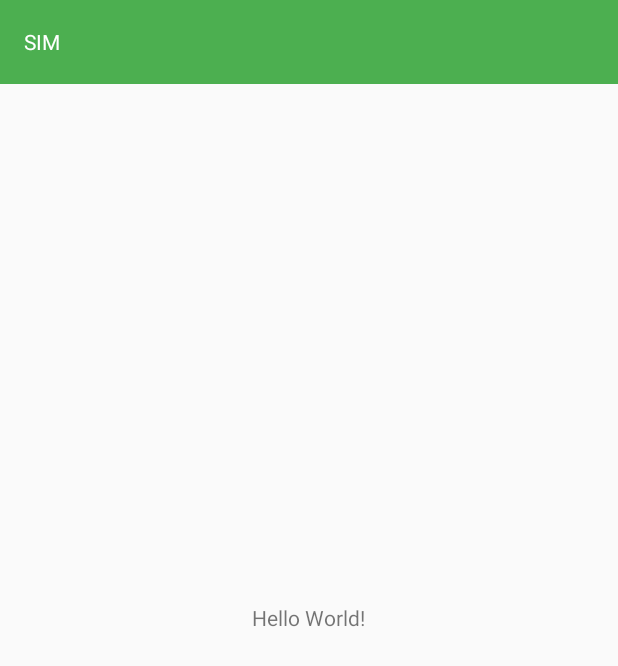
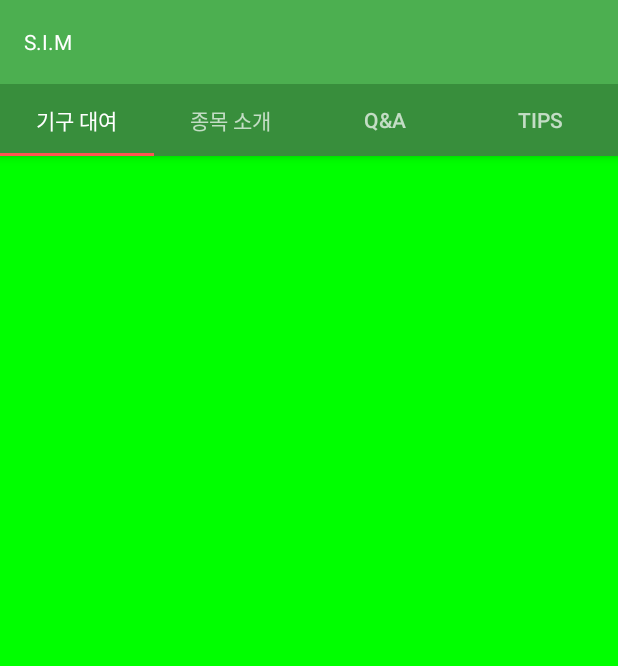
Before and after one commit to Kinetic27/SIM, an Android app: the screen it shows after launch (MainActivity), on a phone screen of 412 x 824 dp. Shown: the top 666 px of the screen. Run offline under Robolectric (Android 15) with nearby library versions, the phone set to English and light mode, and no system bars; libraries missing offline, so code that uses them is left out: kr.co.highton.

Commit message:
Add ViewPager with TabLayout

```diff
--- a/app/build.gradle
+++ b/app/build.gradle
@@ -29,6 +29,9 @@ dependencies {
     implementation fileTree(dir: 'libs', include: ['*.jar'])
     implementation"org.jetbrains.kotlin:kotlin-stdlib-jre7:$kotlin_version"
     implementation 'com.android.support:appcompat-v7:27.1.1'
+    implementation 'com.android.support:design:27.1.1'
+    implementation 'com.android.support:cardview-v7:27.1.1'
+    implementation 'com.android.support:recyclerview-v7:27.1.1'
     implementation 'com.android.support.constraint:constraint-layout:1.1.0'
     testImplementation 'junit:junit:4.12'
     androidTestImplementation 'com.android.support.test:runner:1.0.2'
--- /dev/null
+++ b/app/src/main/kotlin/kr/co/highton/slacks/sim/AdFragment.kt
@@ -0,0 +1,17 @@
+package kr.co.highton.slacks.sim
+
+import android.os.Bundle
+import android.support.v4.app.Fragment
+import android.view.LayoutInflater
+import android.view.View
+import android.view.ViewGroup
+
+/**
+* Created by Kinetic on 2018-06-02.
+*/
+class AdFragment : Fragment() {
+    override fun onCreateView(inflater: LayoutInflater, container: ViewGroup?, savedInstanceState: Bundle?): View? {
+
+        return inflater.inflate(R.layout.fragment_ad, container, false)
+    }
+}
--- /dev/null
+++ b/app/src/main/kotlin/kr/co/highton/slacks/sim/B2cFragment.kt
@@ -0,0 +1,17 @@
+package kr.co.highton.slacks.sim
+
+import android.os.Bundle
+import android.support.v4.app.Fragment
+import android.view.LayoutInflater
+import android.view.View
+import android.view.ViewGroup
+
+/**
+* Created by Kinetic on 2018-06-02.
+*/
+class B2cFragment : Fragment() {
+    override fun onCreateView(inflater: LayoutInflater, container: ViewGroup?, savedInstanceState: Bundle?): View? {
+
+        return inflater.inflate(R.layout.fragment_b2c, container, false)
+    }
+}
--- a/app/src/main/kotlin/kr/co/highton/slacks/sim/BaseActivity.kt
+++ b/app/src/main/kotlin/kr/co/highton/slacks/sim/BaseActivity.kt
@@ -96,7 +96,7 @@ abstract class BaseActivity : AppCompatActivity() {
 
         }
     }
-
+/*
     fun disableToggle() {
         this.supportActionBar?.setDisplayHomeAsUpEnabled(false)
     }
@@ -121,7 +121,7 @@ abstract class BaseActivity : AppCompatActivity() {
         this.supportActionBar?.setHomeAsUpIndicator(iconRes)
     }
     // 툴바 아이콘
-
+*/
     override fun onOptionsItemSelected(item: MenuItem): Boolean {
         when (item.itemId) {
             android.R.id.home -> finish()
--- a/app/src/main/kotlin/kr/co/highton/slacks/sim/MainActivity.kt
+++ b/app/src/main/kotlin/kr/co/highton/slacks/sim/MainActivity.kt
@@ -1,11 +1,108 @@
 package kr.co.highton.slacks.sim
+
+import android.annotation.SuppressLint
+import android.support.design.widget.TabLayout
+import android.support.v4.app.Fragment
+import android.support.v4.app.FragmentManager
+import android.support.v4.app.FragmentStatePagerAdapter
+import android.support.v4.view.ViewPager
+import android.view.View
+import android.widget.Toast
+import kotlinx.android.synthetic.main.activity_main.*
 
 class MainActivity : BaseActivity() {
 
     override var viewId: Int = R.layout.activity_main
     override var toolbarId: Int? = R.id.toolbar
+    private lateinit var toast: Toast
+    private var backKeyPressedTime: Long = 0
+    private var mViewPager: ViewPager? = null
 
+    @SuppressLint("ShowToast")
     override fun onCreate() {
         showActionBar()
+
+        toast = Toast.makeText(this, getString(R.string.press_back_button_one_more), Toast.LENGTH_SHORT)
+
+        mViewPager = findViewById(R.id.viewPager)
+        mViewPager!!.adapter = PagerAdapter(supportFragmentManager)
+        mViewPager!!.currentItem = 0
+
+        val tabLayout = findViewById<View>(R.id.tabs) as TabLayout
+        tabLayout.setupWithViewPager(mViewPager)
+
+        // set icons
+        tabLayout.getTabAt(0)!!.text = "기구 대여"
+        tabLayout.getTabAt(1)!!.text = "종목 소개"
+        tabLayout.getTabAt(2)!!.text = "Q&A"
+        tabLayout.getTabAt(3)!!.text = "Tips"
+
+        mViewPager!!.addOnPageChangeListener(TabLayout.TabLayoutOnPageChangeListener(tabLayout))
+        tabLayout.addOnTabSelectedListener(object :
+                TabLayout.OnTabSelectedListener {
+            override fun onTabSelected(tab: TabLayout.Tab) {
+                tab.select()
+            }
+
+            override fun onTabUnselected(tab: TabLayout.Tab) {
+
+            }
+
+            override fun onTabReselected(tab: TabLayout.Tab) {
+
+            }
+
+        })
+
+       /* viewPager?.addOnPageChangeListener(object : ViewPager.OnPageChangeListener {
+
+            override fun onPageScrollStateChanged(state: Int) {
+
+            }
+
+            override fun onPageScrolled(position: Int, positionOffset: Float, positionOffsetPixels: Int) {
+
+            }
+
+            override fun onPageSelected(position: Int) {
+
+            }
+        })*/
+    }
+
+    override fun onBackPressed() {
+
+        if (System.currentTimeMillis() > backKeyPressedTime + 500) {
+            backKeyPressedTime = System.currentTimeMillis()
+            toast.show()
+            return
+        }
+
+        if (System.currentTimeMillis() <= backKeyPressedTime + 500) {
+            toast.cancel()
+            this.finish()
+        }
+
+    }
+
+    inner class PagerAdapter(supportFragmentManager: FragmentManager) : FragmentStatePagerAdapter(supportFragmentManager) {
+
+        override fun getItem(position: Int): Fragment? {
+
+            return when (position) {
+                0 ->
+                    B2cFragment()
+                1 ->
+                    AdFragment()
+                2 ->
+                    C2cFragment()
+                3 ->
+                    TipFragment()
+                else ->
+                    null
+            }
+        }
+
+        override fun getCount(): Int = 4
     }
 }
--- a/app/src/main/res/layout/activity_main.xml
+++ b/app/src/main/res/layout/activity_main.xml
@@ -1,37 +1,50 @@
 <?xml version="1.0" encoding="utf-8"?>
-<android.support.constraint.ConstraintLayout xmlns:android="http://schemas.android.com/apk/res/android"
+<LinearLayout xmlns:android="http://schemas.android.com/apk/res/android"
     xmlns:app="http://schemas.android.com/apk/res-auto"
     xmlns:tools="http://schemas.android.com/tools"
+    android:id="@+id/main_content"
     android:layout_width="match_parent"
     android:layout_height="match_parent"
-    tools:context="kr.co.highton.slacks.sim.MainActivity">
+    tools:context="kr.co.highton.slacks.sim.MainActivity"
+    android:orientation="vertical">
 
-    <RelativeLayout
+    <android.support.design.widget.AppBarLayout
+        android:id="@+id/appbar"
         android:layout_width="match_parent"
-        android:layout_height="match_parent">
+        android:layout_height="wrap_content"
+        android:theme="@style/AppTheme.AppBarOverlay">
 
         <android.support.v7.widget.Toolbar
             android:id="@+id/toolbar"
             android:layout_width="match_parent"
             android:layout_height="?attr/actionBarSize"
             android:background="@color/colorPrimary"
+            app:layout_scrollFlags="scroll|enterAlways"
             app:popupTheme="@style/AppTheme.PopupOverlay">
 
             <TextView
                 android:id="@+id/toolbar_tv"
                 android:layout_width="wrap_content"
                 android:layout_height="wrap_content"
-                        android:textColor="@android:color/white"
-                        android:text="@string/app_name"/>
+                android:text="@string/app_name"
+                android:textColor="@android:color/white" />
 
             </android.support.v7.widget.Toolbar>
 
-        <TextView
-            android:layout_width="wrap_content"
-            android:layout_height="wrap_content"
-            android:layout_centerInParent="true"
-            android:text="Hello World!"/>
+        <android.support.design.widget.TabLayout
+            android:id="@+id/tabs"
+            app:tabBackground="@color/colorPrimaryDark"
+            app:tabIndicatorColor="@color/colorAccent"
+            android:layout_width="match_parent"
+            android:layout_height="wrap_content" />
 
-    </RelativeLayout>
+    </android.support.design.widget.AppBarLayout>
 
-</android.support.constraint.ConstraintLayout>
+    <android.support.v4.view.ViewPager
+        android:id="@+id/viewPager"
+        android:layout_width="match_parent"
+        android:layout_height="match_parent"
+        app:layout_behavior="@string/appbar_scrolling_view_behavior"
+        android:fitsSystemWindows="true" />
+
+</LinearLayout>
--- /dev/null
+++ b/app/src/main/res/layout/fragment_b2c.xml
@@ -0,0 +1,7 @@
+<?xml version="1.0" encoding="utf-8"?>
+<android.support.constraint.ConstraintLayout xmlns:android="http://schemas.android.com/apk/res/android"
+    android:layout_width="match_parent"
+    android:layout_height="match_parent"
+    android:background="#00ff00">
+
+</android.support.constraint.ConstraintLayout>
--- a/app/src/main/res/values/colors.xml
+++ b/app/src/main/res/values/colors.xml
@@ -8,4 +8,6 @@
     <color name="colorSecondaryText">#757575</color>
     <color name="colorIcons">#212121</color>
     <color name="colorDivider">#BDBDBD</color>
+    <color name="windowBackground">#FFFFFF</color>
+    <color name="navigationBarColor">#000000</color>
 </resources>
--- a/app/src/main/res/values/strings.xml
+++ b/app/src/main/res/values/strings.xml
@@ -1,3 +1,4 @@
 <resources>
-    <string name="app_name">SIM</string>
+    <string name="app_name">S.I.M</string>
+    <string name="press_back_button_one_more">뒤로가기 버튼을 한번 더 누르시면 종료됩니다.</string>
 </resources>
--- a/app/src/main/res/values/styles.xml
+++ b/app/src/main/res/values/styles.xml
@@ -1,11 +1,20 @@
 <resources>
-
 <!-- Base application theme. -->
     <style name="AppTheme" parent="Theme.AppCompat.Light.DarkActionBar">
     <!-- Customize your theme here. -->
         <item name="colorPrimary">#ffffff</item>
         <item name="colorPrimaryDark">@color/colorPrimaryDark</item>
         <item name="colorAccent">@color/colorAccent</item>
+
+        <item name="windowNoTitle">true</item>
+        <item name="windowActionBar">false</item>
+
+        <item name="android:windowContentTransitions">true</item>
+        <item name="android:windowAllowEnterTransitionOverlap">true</item>
+        <item name="android:windowAllowReturnTransitionOverlap">true</item>
+        <item name="android:windowSharedElementEnterTransition">@android:transition/move</item>
+        <item name="android:windowSharedElementExitTransition">@android:transition/move</item>
+
     </style>
 
     <style name="AppTheme.NoActionBar">
```
Also changed, not shown: app/src/main/kotlin/kr/co/highton/slacks/sim/C2cFragment.kt (added, +17 -0 lines), app/src/main/kotlin/kr/co/highton/slacks/sim/TipFragment.kt (added, +18 -0 lines), app/src/main/res/layout/fragment_ad.xml (added, +7 -0 lines), app/src/main/res/layout/fragment_c2c.xml (added, +7 -0 lines), app/src/main/res/layout/fragment_tip.xml (added, +7 -0 lines), app/src/main/res/values/dimens.xml (added, +9 -0 lines). Lines whose indentation alone changed are shown as unchanged.
